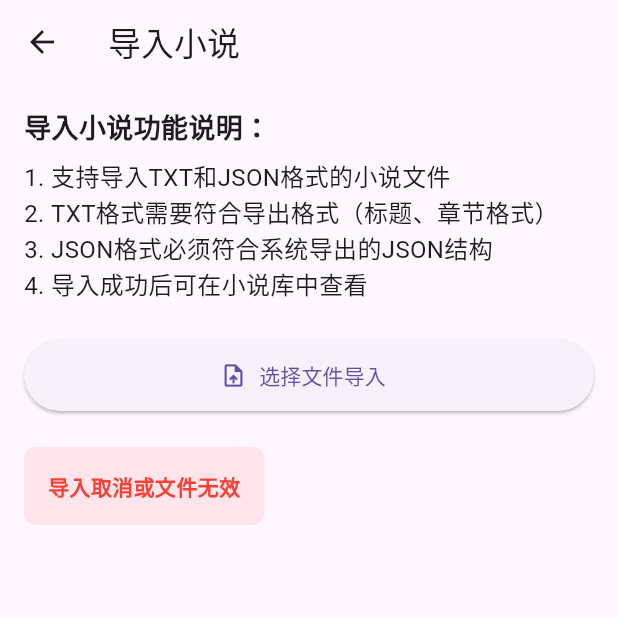
After one commit to wangbuliuxing714/novel_app, a Flutter app: the ImportScreen screen opened by its route, after a tap on "选择文件导入", on a phone screen of 412 x 824 dp, the top half of it. The commit adds this screen. Run offline on Flutter 3.47's test engine with Material 3 defaults, Android fonts, the phone set to English and light mode, and no system bars; our stand-ins replace device_info_plus, file_picker, get, get_storage, hive, hive_flutter and 5 more; missing offline and left inert: dart:html; accounts and stored records are empty.

Commit message:
导入小说功能

```diff
--- a/lib/main.dart
+++ b/lib/main.dart
@@ -37,6 +37,7 @@ import 'package:novel_app/controllers/prompt_package_controller.dart';
 import 'package:novel_app/services/character_generator_service.dart';
 import 'package:novel_app/services/background_generator_service.dart';
 import 'package:novel_app/controllers/knowledge_base_controller.dart';
+import 'package:novel_app/screens/import_screen.dart';
 
 void main() async {
   WidgetsFlutterBinding.ensureInitialized();
@@ -159,6 +160,7 @@ class MyApp extends StatelessWidget {
         GetPage(name: '/character_type', page: () => CharacterTypeScreen()),
         GetPage(name: '/tools', page: () => ToolsScreen()),
         GetPage(name: '/tts', page: () => TTSScreen()),
+        GetPage(name: '/import', page: () => ImportScreen()),
         GetPage(
           name: '/novel_continue',
           page: () => NovelContinueScreen(novel: Get.arguments),
--- a/lib/screens/home/home_screen.dart
+++ b/lib/screens/home/home_screen.dart
@@ -19,6 +19,7 @@ import 'package:novel_app/services/character_card_service.dart';
 import 'package:novel_app/screens/character_card_list_screen.dart';
 import 'package:novel_app/screens/knowledge_base_screen.dart';
 import 'package:novel_app/controllers/knowledge_base_controller.dart';
+import 'package:novel_app/screens/import_screen.dart';
 
 class HomeScreen extends StatefulWidget {
   const HomeScreen({super.key});
@@ -45,6 +46,11 @@ class _HomeScreenState extends State<HomeScreen> {
       appBar: AppBar(
         title: const Text('岱宗文脉'),
         actions: [
+          IconButton(
+            icon: const Icon(Icons.file_upload),
+            tooltip: '导入小说',
+            onPressed: () => Get.to(() => const ImportScreen()),
+          ),
           IconButton(
             icon: const Icon(Icons.build),
             tooltip: '工具广场',
--- /dev/null
+++ b/lib/screens/import_screen.dart
@@ -0,0 +1,144 @@
+import 'package:flutter/material.dart';
+import 'package:novel_app/controllers/novel_controller.dart';
+import 'package:novel_app/models/novel.dart';
+import 'package:novel_app/services/import_service.dart';
+import 'package:get/get.dart';
+
+class ImportScreen extends StatefulWidget {
+  const ImportScreen({Key? key}) : super(key: key);
+
+  @override
+  State<ImportScreen> createState() => _ImportScreenState();
+}
+
+class _ImportScreenState extends State<ImportScreen> {
+  final ImportService _importService = ImportService();
+  final NovelController _novelController = Get.find<NovelController>();
+
+  bool _isLoading = false;
+  String _statusMessage = '';
+  Novel? _importedNovel;
+
+  @override
+  Widget build(BuildContext context) {
+    return Scaffold(
+      appBar: AppBar(
+        title: const Text('导入小说'),
+      ),
+      body: Padding(
+        padding: const EdgeInsets.all(16.0),
+        child: Column(
+          crossAxisAlignment: CrossAxisAlignment.start,
+          children: [
+            const Text(
+              '导入小说功能说明：',
+              style: TextStyle(
+                fontSize: 18,
+                fontWeight: FontWeight.bold,
+              ),
+            ),
+            const SizedBox(height: 8),
+            const Text(
+              '1. 支持导入TXT和JSON格式的小说文件\n'
+              '2. TXT格式需要符合导出格式（标题、章节格式）\n'
+              '3. JSON格式必须符合系统导出的JSON结构\n'
+              '4. 导入成功后可在小说库中查看',
+              style: TextStyle(fontSize: 16),
+            ),
+            const SizedBox(height: 24),
+            ElevatedButton.icon(
+              onPressed: _isLoading ? null : _importNovel,
+              icon: const Icon(Icons.upload_file),
+              label: const Text('选择文件导入'),
+              style: ElevatedButton.styleFrom(
+                minimumSize: const Size(double.infinity, 48),
+              ),
+            ),
+            const SizedBox(height: 24),
+
+            // 导入状态和结果
+            if (_isLoading)
+              const Center(
+                child: Column(
+                  children: [
+                    CircularProgressIndicator(),
+                    SizedBox(height: 16),
+                    Text('正在导入小说，请稍候...'),
+                  ],
+                ),
+              ),
+
+            if (_statusMessage.isNotEmpty)
+              Container(
+                padding: const EdgeInsets.all(16),
+                decoration: BoxDecoration(
+                  color: _importedNovel != null ? Colors.green.withOpacity(0.1) : Colors.red.withOpacity(0.1),
+                  borderRadius: BorderRadius.circular(8),
+                ),
+                child: Column(
+                  crossAxisAlignment: CrossAxisAlignment.start,
+                  children: [
+                    Text(
+                      _statusMessage,
+                      style: TextStyle(
+                        color: _importedNovel != null ? Colors.green : Colors.red,
+                        fontWeight: FontWeight.bold,
+                      ),
+                    ),
+                    if (_importedNovel != null) ...[
+                      const SizedBox(height: 16),
+                      Text('标题: ${_importedNovel!.title}'),
+                      Text('章节数: ${_importedNovel!.chapters.length}'),
+                      Text('总字数: ${_importedNovel!.wordCount}'),
+                      const SizedBox(height: 16),
+                      ElevatedButton(
+                        onPressed: () {
+                          Navigator.of(context).pop();
+                          // 可以跳转到小说详情页
+                        },
+                        child: const Text('查看小说'),
+                      ),
+                    ],
+                  ],
+                ),
+              ),
+          ],
+        ),
+      ),
+    );
+  }
+
+  Future<void> _importNovel() async {
+    try {
+      setState(() {
+        _isLoading = true;
+        _statusMessage = '';
+        _importedNovel = null;
+      });
+
+      final novel = await _importService.importNovel();
+
+      if (novel == null) {
+        setState(() {
+          _isLoading = false;
+          _statusMessage = '导入取消或文件无效';
+        });
+        return;
+      }
+
+      // 保存到数据库
+      await _novelController.saveNovel(novel);
+
+      setState(() {
+        _isLoading = false;
+        _importedNovel = novel;
+        _statusMessage = '小说导入成功！';
+      });
+    } catch (e) {
+      setState(() {
+        _isLoading = false;
+        _statusMessage = '导入失败: $e';
+      });
+    }
+  }
+}
--- /dev/null
+++ b/lib/services/import_service.dart
@@ -0,0 +1,171 @@
+import 'dart:convert';
+import 'dart:io';
+import 'package:flutter/foundation.dart';
+import 'package:file_picker/file_picker.dart';
+import 'package:novel_app/models/novel.dart';
+import 'package:path/path.dart' as path;
+import 'package:permission_handler/permission_handler.dart';
+
+class ImportService {
+  // 支持的导入格式
+  static const List<String> supportedFormats = [
+    'txt', 'json'
+  ];
+
+  // 请求必要的权限
+  Future<bool> _requestPermissions() async {
+    if (kIsWeb) return true;
+
+    if (Platform.isAndroid) {
+      final status = await Permission.storage.request();
+      return status.isGranted;
+    }
+
+    return true;
+  }
+
+  // 选择要导入的文件
+  Future<File?> pickFile() async {
+    try {
+      if (!await _requestPermissions()) {
+        throw Exception('未获得存储权限');
+      }
+
+      final result = await FilePicker.platform.pickFiles(
+        type: FileType.custom,
+        allowedExtensions: supportedFormats,
+        dialogTitle: '选择要导入的小说文件',
+      );
+
+      if (result == null || result.files.isEmpty) return null;
+
+      if (result.files.single.path == null) {
+        throw Exception('无法获取文件路径');
+      }
+
+      return File(result.files.single.path!);
+    } catch (e) {
+      print('选择文件失败: $e');
+      rethrow;
+    }
+  }
+
+  // 解析TXT文件内容为小说对象
+  Future<Novel?> _parseTxtFile(File file) async {
+    try {
+      final content = await file.readAsString();
+      final lines = content.split('\n');
+
+      String title = '导入的小说';
+      String genre = '其他';
+      String outline = '导入的小说大纲';
+      String novelContent = content;
+      final List<Chapter> chapters = [];
+
+      // 提取标题
+      for (int i = 0; i < lines.length; i++) {
+        if (lines[i].startsWith('《') && lines[i].endsWith('》')) {
+          title = lines[i].substring(1, lines[i].length - 1);
+          break;
+        }
+      }
+
+      // 提取章节
+      final chapterRegex = RegExp(r'第(\d+)章：(.+)');
+      String currentChapterTitle = '';
+      int currentChapterNumber = 0;
+      List<String> currentChapterContent = [];
+
+      for (int i = 0; i < lines.length; i++) {
+        final match = chapterRegex.firstMatch(lines[i]);
+
+        if (match != null) {
+          // 如果已经有章节在处理，则保存
+          if (currentChapterNumber > 0) {
+            chapters.add(Chapter(
+              number: currentChapterNumber,
+              title: currentChapterTitle,
+              content: currentChapterContent.join('\n'),
+            ));
+            currentChapterContent = [];
+          }
+
+          currentChapterNumber = int.parse(match.group(1)!);
+          currentChapterTitle = match.group(2)!;
+        } else if (currentChapterNumber > 0) {
+          // 跳过章节标题后的分隔线
+          if (lines[i].startsWith('-' * 10)) continue;
+          // 跳过章节末尾的分隔线
+          if (lines[i].startsWith('=' * 10)) continue;
+
+          currentChapterContent.add(lines[i]);
+        }
+      }
+
+      // 保存最后一个章节
+      if (currentChapterNumber > 0) {
+        chapters.add(Chapter(
+          number: currentChapterNumber,
+          title: currentChapterTitle,
+          content: currentChapterContent.join('\n'),
+        ));
+      }
+
+      // 如果没有章节，创建一个默认章节
+      if (chapters.isEmpty) {
+        chapters.add(Chapter(
+          number: 1,
+          title: '第1章',
+          content: content,
+        ));
+      }
+
+      return Novel(
+        title: title,
+        genre: genre,
+        outline: outline,
+        content: novelContent,
+        chapters: chapters,
+        createdAt: DateTime.now(),
+      );
+    } catch (e) {
+      print('解析TXT文件失败: $e');
+      return null;
+    }
+  }
+
+  // 解析JSON文件为小说对象
+  Future<Novel?> _parseJsonFile(File file) async {
+    try {
+      final content = await file.readAsString();
+      final json = jsonDecode(content) as Map<String, dynamic>;
+
+      return Novel.fromJson(json);
+    } catch (e) {
+      print('解析JSON文件失败: $e');
+      return null;
+    }
+  }
+
+  // 导入小说
+  Future<Novel?> importNovel() async {
+    try {
+      final file = await pickFile();
+      if (file == null) return null;
+
+      final extension = path.extension(file.path).toLowerCase().substring(1);
+
+      switch (extension) {
+        case 'txt':
+          return await _parseTxtFile(file);
+        case 'json':
+          return await _parseJsonFile(file);
+        default:
+          throw Exception('不支持的文件格式：$extension');
+      }
+    } catch (e) {
+      print('导入小说失败: $e');
+      rethrow;
+    }
+  }
+}
```
Also changed, not shown: lib/screens/library/library_screen.dart (+8 -0 lines), 1 other file.
